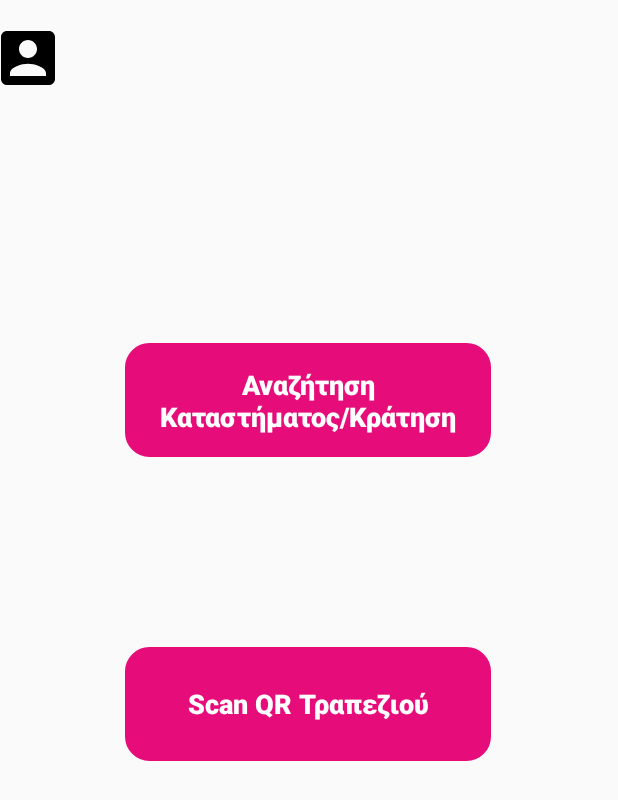
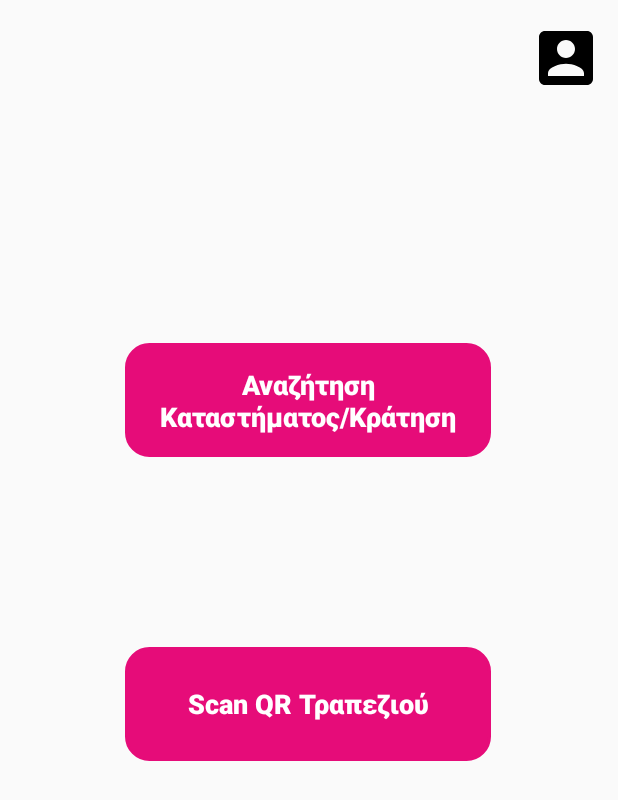
Before and after one commit to athvag/dineasy, an Android app: the layout basic_user.xml on its own in the app's theme, with its tools: preview values and no code run, on a phone screen of 412 x 824 dp. Shown: the top 800 px of the screen. Run offline under Robolectric (Android 15) with nearby library versions, the phone set to English and light mode, and no system bars.

```diff
--- a/app/src/main/AndroidManifest.xml
+++ b/app/src/main/AndroidManifest.xml
@@ -9,7 +9,8 @@
         android:roundIcon="@mipmap/dineasyic_round"
         android:supportsRtl="true"
         android:theme="@style/AppTheme">
-        <activity android:name=".Signup"></activity>
+        <activity android:name=".basic_user" />
+        <activity android:name=".Signup" />
         <activity android:name=".Login" />
         <activity android:name=".ManageBusiness" />
         <activity android:name=".Example" />
--- a/app/src/main/res/layout/basic_user.xml
+++ b/app/src/main/res/layout/basic_user.xml
@@ -50,10 +50,12 @@
         android:layout_width="37dp"
         android:layout_height="45dp"
         android:layout_marginTop="16dp"
+        android:layout_marginEnd="16dp"
+        android:layout_marginRight="16dp"
         android:background="#00FF0000"
         android:tint="@android:color/primary_text_light_nodisable"
+        app:layout_constraintEnd_toEndOf="parent"
         app:layout_constraintTop_toTopOf="parent"
-        app:srcCompat="@drawable/ic_account_box_black_24dp"
-        tools:layout_editor_absoluteX="360dp" />
+        app:srcCompat="@drawable/ic_account_box_black_24dp" />
 
 </androidx.constraintlayout.widget.ConstraintLayout>
--- a/build.gradle
+++ b/build.gradle
@@ -8,7 +8,7 @@ buildscript {
 
     }
     dependencies {
-        classpath 'com.android.tools.build:gradle:3.6.1'
+        classpath 'com.android.tools.build:gradle:3.6.3'
 
 
         // NOTE: Do not place your application dependencies here; they belong
```
Also changed, not shown: app/src/main/java/com/example/dineasy/Login.java (+19 -0 lines), app/src/main/java/com/example/dineasy/Signup.java (+19 -0 lines).
